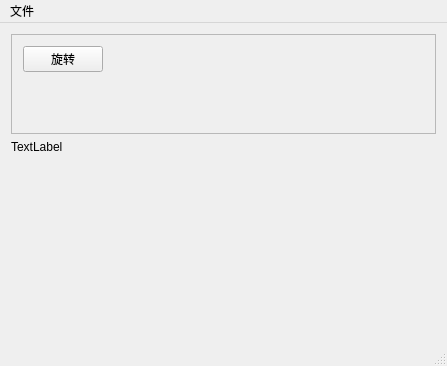
itisyang/ImageMiniLab, file ImageCook/ImageCook.ui: the form before one commit.
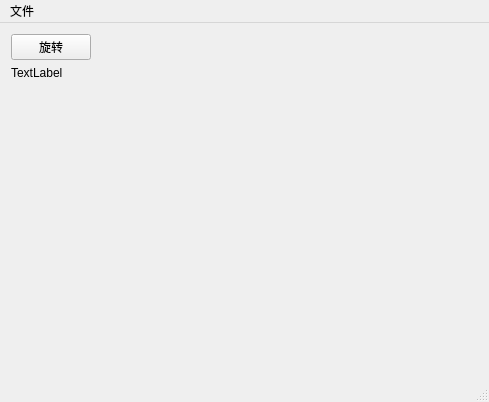
The form after the commit. Custom widgets are drawn as their Qt base class.

```diff
--- a/ImageCook/ImageCook.ui
+++ b/ImageCook/ImageCook.ui
@@ -6,36 +6,14 @@
    <rect>
     <x>0</x>
     <y>0</y>
-    <width>447</width>
-    <height>366</height>
+    <width>489</width>
+    <height>402</height>
    </rect>
   </property>
   <property name="windowTitle">
    <string>ImageCook</string>
   </property>
   <widget class="QWidget" name="centralWidget">
-   <layout class="QGridLayout" name="gridLayout_3">
-    <item row="1" column="0" alignment="Qt::AlignLeft|Qt::AlignTop">
-     <widget class="QLabel" name="LabShow">
-      <property name="text">
-       <string>TextLabel</string>
-      </property>
-     </widget>
-    </item>
-    <item row="0" column="0">
-     <widget class="QFrame" name="frame">
-      <property name="maximumSize">
-       <size>
-        <width>16777215</width>
-        <height>100</height>
-       </size>
-      </property>
-      <property name="frameShape">
-       <enum>QFrame::StyledPanel</enum>
-      </property>
-      <property name="frameShadow">
-       <enum>QFrame::Raised</enum>
-      </property>
       <layout class="QGridLayout" name="gridLayout">
        <item row="0" column="0">
         <widget class="QPushButton" name="BtnRotate">
@@ -57,20 +35,14 @@
          </property>
         </spacer>
        </item>
-       <item row="1" column="0">
-        <spacer name="verticalSpacer">
-         <property name="orientation">
-          <enum>Qt::Vertical</enum>
-         </property>
-         <property name="sizeHint" stdset="0">
-          <size>
-           <width>20</width>
-           <height>40</height>
-          </size>
-         </property>
-        </spacer>
-       </item>
-      </layout>
+    <item row="1" column="0" colspan="2">
+     <widget class="ShowLab" name="LabShow">
+      <property name="text">
+       <string>TextLabel</string>
+      </property>
+      <property name="alignment">
+       <set>Qt::AlignLeading|Qt::AlignLeft|Qt::AlignTop</set>
+      </property>
      </widget>
     </item>
    </layout>
@@ -80,7 +52,7 @@
     <rect>
      <x>0</x>
      <y>0</y>
-     <width>447</width>
+     <width>489</width>
      <height>26</height>
     </rect>
    </property>
@@ -118,6 +90,13 @@
   </action>
  </widget>
  <layoutdefault spacing="6" margin="11"/>
+ <customwidgets>
+  <customwidget>
+   <class>ShowLab</class>
+   <extends>QLabel</extends>
+   <header>ShowLab.h</header>
+  </customwidget>
+ </customwidgets>
  <resources/>
  <connections/>
 </ui>
```
Lines whose indentation alone changed are shown as unchanged.
